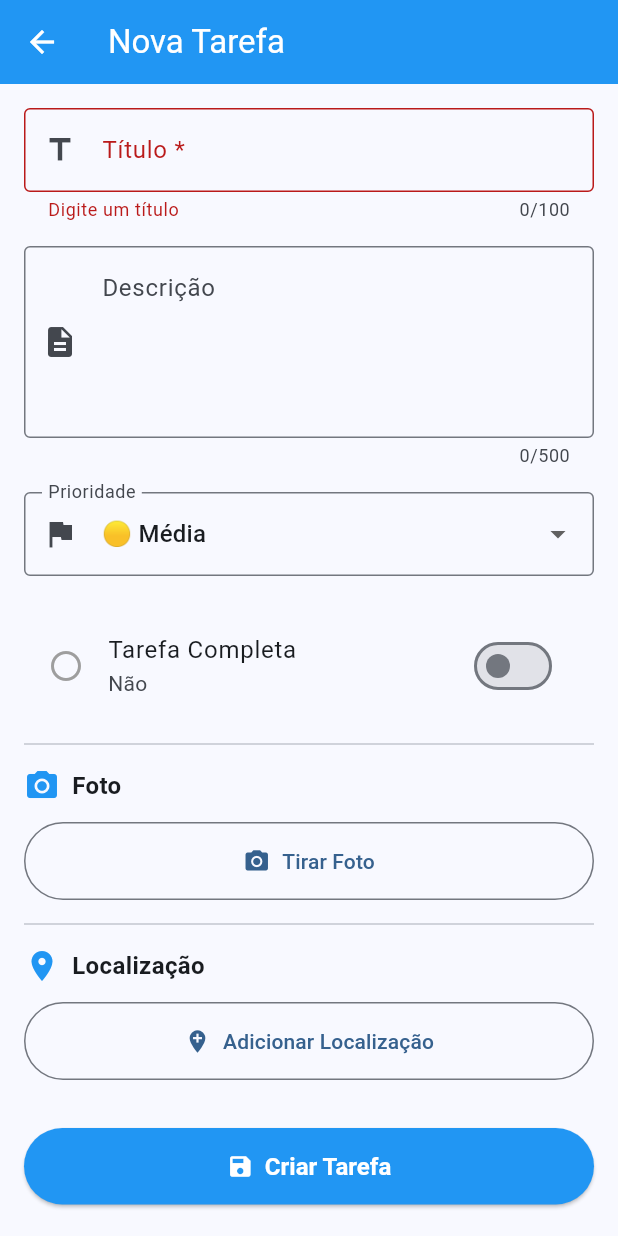
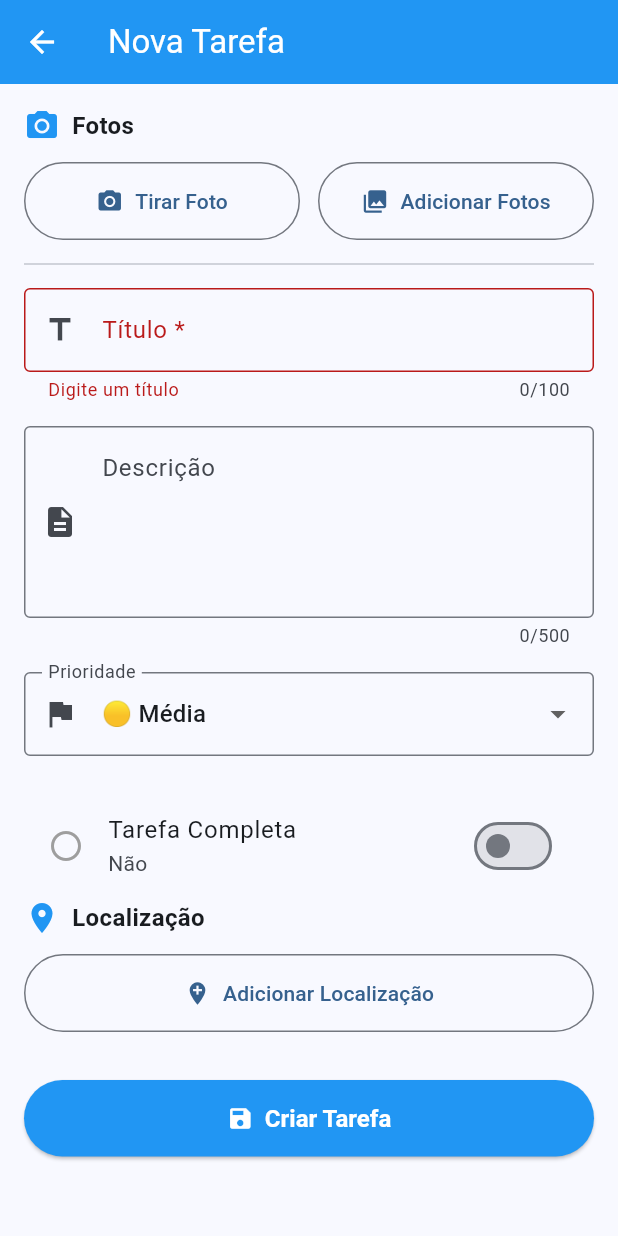
Before and after one commit to raphael-sena/lab-desenv-app-mov-distrib, a Flutter app: the TaskFormScreen screen opened directly, after a tap on "Criar Tarefa", on a phone screen of 412 x 824 dp. Run offline on Flutter 3.47's test engine with Material 3 defaults, Android fonts, the phone set to English and light mode, and no system bars; our stand-ins replace camera, geocoding, geolocator, image_picker, sensors_plus, sqflite and 1 more; accounts and stored records are empty.

Commit message:
feat: add opção de adicionar várias fotos por tarefa com galeria.

```diff
--- a/task_manager/lib/models/task.dart
+++ b/task_manager/lib/models/task.dart
@@ -1,3 +1,5 @@
+import 'dart:convert';
+
 class Task {
   final int? id;
   final String title;
@@ -7,7 +9,7 @@ class Task {
   final DateTime createdAt;
 
   // CÂMERA
-  final String? photoPath;
+  final List<String>? photoPaths;
 
   // SENSORES
   final DateTime? completedAt;
@@ -25,7 +27,7 @@ class Task {
     required this.priority,
     this.completed = false,
     DateTime? createdAt,
-    this.photoPath,
+    this.photoPaths,
     this.completedAt,
     this.completedBy,
     this.latitude,
@@ -34,7 +36,7 @@ class Task {
   }) : createdAt = createdAt ?? DateTime.now();
 
   // Getters auxiliares
-  bool get hasPhoto => photoPath != null && photoPath!.isNotEmpty;
+  bool get hasPhoto => photoPaths != null && photoPaths!.isNotEmpty;
   bool get hasLocation => latitude != null && longitude != null;
   bool get wasCompletedByShake => completedBy == 'shake';
 
@@ -46,7 +48,7 @@ class Task {
       'priority': priority,
       'completed': completed ? 1 : 0,
       'createdAt': createdAt.toIso8601String(),
-      'photoPath': photoPath,
+      'photoPaths': jsonEncode(photoPaths ?? []),
       'completedAt': completedAt?.toIso8601String(),
       'completedBy': completedBy,
       'latitude': latitude,
@@ -56,6 +58,18 @@ class Task {
   }
 
   factory Task.fromMap(Map<String, dynamic> map) {
+    final photoPathsString = map['photoPaths'] as String?;
+    List<String>? parsedPhotoPaths;
+    if (photoPathsString != null && photoPathsString.isNotEmpty) {
+      try {
+        parsedPhotoPaths = List<String>.from(jsonDecode(photoPathsString) as List);
+      } catch (_) {
+        parsedPhotoPaths = null;
+      }
+    } else {
+      parsedPhotoPaths = null;
+    }
+
     return Task(
       id: map['id'] as int?,
       title: map['title'] as String,
@@ -63,7 +77,7 @@ class Task {
       priority: map['priority'] as String,
       completed: (map['completed'] as int) == 1,
       createdAt: DateTime.parse(map['createdAt'] as String),
-      photoPath: map['photoPath'] as String?,
+      photoPaths: parsedPhotoPaths,
       completedAt: map['completedAt'] != null
           ? DateTime.parse(map['completedAt'] as String)
           : null,
@@ -81,7 +95,7 @@ class Task {
     String? priority,
     bool? completed,
     DateTime? createdAt,
-    String? photoPath,
+    List<String>? photoPaths,
     DateTime? completedAt,
     String? completedBy,
     double? latitude,
@@ -95,7 +109,7 @@ class Task {
       priority: priority ?? this.priority,
       completed: completed ?? this.completed,
       createdAt: createdAt ?? this.createdAt,
-      photoPath: photoPath ?? this.photoPath,
+      photoPaths: photoPaths ?? this.photoPaths,
       completedAt: completedAt ?? this.completedAt,
       completedBy: completedBy ?? this.completedBy,
       latitude: latitude ?? this.latitude,
--- a/task_manager/lib/screens/task_form_screen.dart
+++ b/task_manager/lib/screens/task_form_screen.dart
@@ -24,8 +24,8 @@ class _TaskFormScreenState extends State<TaskFormScreen> {
   bool _completed = false;
   bool _isLoading = false;
 
-  // CÂMERA
-  String? _photoPath;
+  // CÂMERA (múltiplas)
+  final List<String> _photoPaths = [];
 
   // GPS
   double? _latitude;
@@ -41,7 +41,9 @@ class _TaskFormScreenState extends State<TaskFormScreen> {
       _descriptionController.text = widget.task!.description;
       _priority = widget.task!.priority;
       _completed = widget.task!.completed;
-      _photoPath = widget.task!.photoPath;
+      if (widget.task!.photoPaths != null) {
+        _photoPaths.addAll(widget.task!.photoPaths!);
+      }
       _latitude = widget.task!.latitude;
       _longitude = widget.task!.longitude;
       _locationName = widget.task!.locationName;
@@ -60,7 +62,7 @@ class _TaskFormScreenState extends State<TaskFormScreen> {
     final photoPath = await CameraService.instance.takePicture(context);
 
     if (photoPath != null && mounted) {
-      setState(() => _photoPath = photoPath);
+      setState(() => _photoPaths.add(photoPath));
 
       ScaffoldMessenger.of(context).showSnackBar(
         const SnackBar(
@@ -72,36 +74,46 @@ class _TaskFormScreenState extends State<TaskFormScreen> {
     }
   }
 
-  void _removePhoto() {
-    setState(() => _photoPath = null);
+  Future<void> _addPhotosFromGallery() async {
+    final savedPaths = await CameraService.instance.pickMultipleFromGallery(context);
+    if (savedPaths != null && savedPaths.isNotEmpty && mounted) {
+      setState(() => _photoPaths.addAll(savedPaths));
+      ScaffoldMessenger.of(context).showSnackBar(
+        SnackBar(
+          content: Text('✅ ${savedPaths.length} foto(s) adicionada(s)'),
+          backgroundColor: Colors.green,
+        ),
+      );
+    }
+  }
+
+  Future<void> _removePhotoAt(int index) async {
+    final removed = _photoPaths.removeAt(index);
+    setState(() {});
+    // tenta remover do armazenamento
+    final success = await CameraService.instance.deletePhoto(removed);
     ScaffoldMessenger.of(context).showSnackBar(
-      const SnackBar(content: Text('🗑️ Foto removida')),
+      SnackBar(
+        content: Text(success ? '🗑️ Foto removida' : 'Erro ao remover foto'),
+      ),
     );
   }
 
-  void _viewPhoto() {
-    if (_photoPath == null) return;
-
+  void _viewPhotoAt(int index) {
+    final p = _photoPaths[index];
     Navigator.push(
       context,
       MaterialPageRoute(
         builder: (context) => Scaffold(
           backgroundColor: Colors.black,
-          appBar: AppBar(
-            backgroundColor: Colors.transparent,
-            elevation: 0,
-          ),
-          body: Center(
-            child: InteractiveViewer(
-              child: Image.file(File(_photoPath!), fit: BoxFit.contain),
-            ),
-          ),
+          appBar: AppBar(backgroundColor: Colors.transparent, elevation: 0),
+          body: Center(child: InteractiveViewer(child: Image.file(File(p), fit: BoxFit.contain))),
         ),
       ),
     );
   }
 
-  // GPS METHODS
+  // GPS/Métodos de salvar mantidos...
   void _showLocationPicker() {
     showModalBottomSheet(
       context: context,
@@ -146,6 +158,8 @@ class _TaskFormScreenState extends State<TaskFormScreen> {
     setState(() => _isLoading = true);
 
     try {
+      final photosToSave = _photoPaths.isEmpty ? null : List<String>.from(_photoPaths);
+
       if (widget.task == null) {
         // CRIAR
         final newTask = Task(
@@ -153,12 +167,14 @@ class _TaskFormScreenState extends State<TaskFormScreen> {
           description: _descriptionController.text.trim(),
           priority: _priority,
           completed: _completed,
-          photoPath: _photoPath,
+          photoPaths: photosToSave,
           latitude: _latitude,
           longitude: _longitude,
           locationName: _locationName,
         );
-        await DatabaseService.instance.create(newTask);
+
+        // enviar Map<String, dynamic> para o DatabaseService
+        await DatabaseService.instance.create(newTask.toMap());
 
         if (mounted) {
           ScaffoldMessenger.of(context).showSnackBar(
@@ -175,12 +191,14 @@ class _TaskFormScreenState extends State<TaskFormScreen> {
           description: _descriptionController.text.trim(),
           priority: _priority,
           completed: _completed,
-          photoPath: _photoPath,
+          photoPaths: photosToSave,
           latitude: _latitude,
           longitude: _longitude,
           locationName: _locationName,
         );
-        await DatabaseService.instance.update(updatedTask);
+
+        // update espera (int id, Map<String, dynamic>)
+        await DatabaseService.instance.update(updatedTask.id!, updatedTask.toMap());
 
         if (mounted) {
           ScaffoldMessenger.of(context).showSnackBar(
@@ -193,7 +211,6 @@ class _TaskFormScreenState extends State<TaskFormScreen> {
       }
 
       if (mounted) Navigator.pop(context, true);
-
     } catch (e) {
       if (mounted) {
         ScaffoldMessenger.of(context).showSnackBar(
@@ -227,6 +244,117 @@ class _TaskFormScreenState extends State<TaskFormScreen> {
           child: Column(
             crossAxisAlignment: CrossAxisAlignment.stretch,
             children: [
+
+              // SEÇÃO FOTO (atualizada para múltiplas)
+              Row(
+                children: [
+                  const Icon(Icons.photo_camera, color: Colors.blue),
+                  const SizedBox(width: 8),
+                  const Text(
+                    'Fotos',
+                    style: TextStyle(
+                      fontSize: 16,
+                      fontWeight: FontWeight.bold,
+                    ),
+                  ),
+                  const Spacer(),
+                ],
+              ),
+
+              const SizedBox(height: 12),
+
+              if (_photoPaths.isNotEmpty)
+                Column(
+                  children: [
+                    GridView.builder(
+                      shrinkWrap: true,
+                      physics: const NeverScrollableScrollPhysics(),
+                      gridDelegate: const SliverGridDelegateWithFixedCrossAxisCount(
+                        crossAxisCount: 3,
+                        crossAxisSpacing: 8,
+                        mainAxisSpacing: 8,
+                      ),
+                      itemCount: _photoPaths.length,
+                      itemBuilder: (context, index) {
+                        final p = _photoPaths[index];
+                        return Stack(
+                          fit: StackFit.expand,
+                          children: [
+                            GestureDetector(
+                              onTap: () => _viewPhotoAt(index),
+                              child: ClipRRect(
+                                borderRadius: BorderRadius.circular(8),
+                                child: Image.file(File(p), fit: BoxFit.cover),
+                              ),
+                            ),
+                            Positioned(
+                              top: 4,
+                              right: 4,
+                              child: InkWell(
+                                onTap: () => _removePhotoAt(index),
+                                child: Container(
+                                  decoration: BoxDecoration(
+                                    color: Colors.black54,
+                                    shape: BoxShape.circle,
+                                  ),
+                                  padding: const EdgeInsets.all(4),
+                                  child: const Icon(Icons.delete, size: 18, color: Colors.white),
+                                ),
+                              ),
+                            ),
+                          ],
+                        );
+                      },
+                    ),
+                    const SizedBox(height: 12),
+                    Row(
+                      children: [
+                        Expanded(
+                          child: OutlinedButton.icon(
+                            onPressed: _takePicture,
+                            icon: const Icon(Icons.camera_alt),
+                            label: const Text('Tirar Foto'),
+                            style: OutlinedButton.styleFrom(padding: const EdgeInsets.all(12)),
+                          ),
+                        ),
+                        const SizedBox(width: 12),
+                        Expanded(
+                          child: OutlinedButton.icon(
+                            onPressed: _addPhotosFromGallery,
+                            icon: const Icon(Icons.photo_library),
+                            label: const Text('Adicionar Fotos'),
+                            style: OutlinedButton.styleFrom(padding: const EdgeInsets.all(12)),
+                          ),
+                        ),
+                      ],
+                    ),
+                  ],
+                )
+              else
+                Row(
+                  children: [
+                    Expanded(
+                      child: OutlinedButton.icon(
+                        onPressed: _takePicture,
+                        icon: const Icon(Icons.camera_alt),
+                        label: const Text('Tirar Foto'),
+                        style: OutlinedButton.styleFrom(padding: const EdgeInsets.all(16)),
+                      ),
+                    ),
+                    const SizedBox(width: 12),
+                    Expanded(
+                      child: OutlinedButton.icon(
+                        onPressed: _addPhotosFromGallery,
+                        icon: const Icon(Icons.photo_library),
+                        label: const Text('Adicionar Fotos'),
+                        style: OutlinedButton.styleFrom(padding: const EdgeInsets.all(16)),
+                      ),
+                    ),
+                  ],
+                ),
+
+              const Divider(height: 32),
+
               // TÍTULO
               TextFormField(
                 controller: _titleController,
@@ -301,72 +429,6 @@ class _TaskFormScreenState extends State<TaskFormScreen> {
                   color: _completed ? Colors.green : Colors.grey,
                 ),
               ),
-
-              const Divider(height: 32),
-
-              // SEÇÃO FOTO
-              Row(
-                children: [
-                  const Icon(Icons.photo_camera, color: Colors.blue),
-                  const SizedBox(width: 8),
-                  const Text(
-                    'Foto',
-                    style: TextStyle(
-                      fontSize: 16,
-                      fontWeight: FontWeight.bold,
-                    ),
-                  ),
-                  const Spacer(),
-                  if (_photoPath != null)
-                    TextButton.icon(
-                      onPressed: _removePhoto,
-                      icon: const Icon(Icons.delete_outline, size: 18),
-                      label: const Text('Remover'),
-                      style: TextButton.styleFrom(
-                        foregroundColor: Colors.red,
-                      ),
-                    ),
-                ],
-              ),
-
-              const SizedBox(height: 12),
-
-              if (_photoPath != null)
-                GestureDetector(
-                  onTap: _viewPhoto,
-                  child: Container(
-                    height: 200,
-                    decoration: BoxDecoration(
-                      borderRadius: BorderRadius.circular(12),
-                      boxShadow: [
-                        BoxShadow(
-                          color: Colors.black.withOpacity(0.1),
-                          blurRadius: 8,
-                          offset: const Offset(0, 4),
-                        ),
-                      ],
-                    ),
-                    child: ClipRRect(
-                      borderRadius: BorderRadius.circular(12),
-                      child: Image.file(
-                        File(_photoPath!),
-                        width: double.infinity,
-                        fit: BoxFit.cover,
-                      ),
-                    ),
-                  ),
-                )
-              else
-                OutlinedButton.icon(
-                  onPressed: _takePicture,
-                  icon: const Icon(Icons.camera_alt),
-                  label: const Text('Tirar Foto'),
-                  style: OutlinedButton.styleFrom(
-                    padding: const EdgeInsets.all(16),
-                  ),
-                ),
-
-              const Divider(height: 32),
 
               // SEÇÃO LOCALIZAÇÃO
               Row(
--- a/task_manager/lib/services/sensor_service.dart
+++ b/task_manager/lib/services/sensor_service.dart
@@ -10,7 +10,7 @@ class SensorService {
   StreamSubscription<AccelerometerEvent>? _accelerometerSubscription;
   Function()? _onShake;
 
-  static const double _shakeThreshold = 15.0;
+  static const double _shakeThreshold = 18.0;
   static const Duration _shakeCooldown = Duration(milliseconds: 500);
 
   DateTime? _lastShakeTime;
```
Also changed, not shown: task_manager/lib/screens/task_list_screen.dart (+27 -38 lines), task_manager/lib/services/camera_service.dart (+43 -2 lines), task_manager/lib/services/database_service.dart (+58 -96 lines), task_manager/lib/widgets/task_card.dart (+26 -2 lines).
